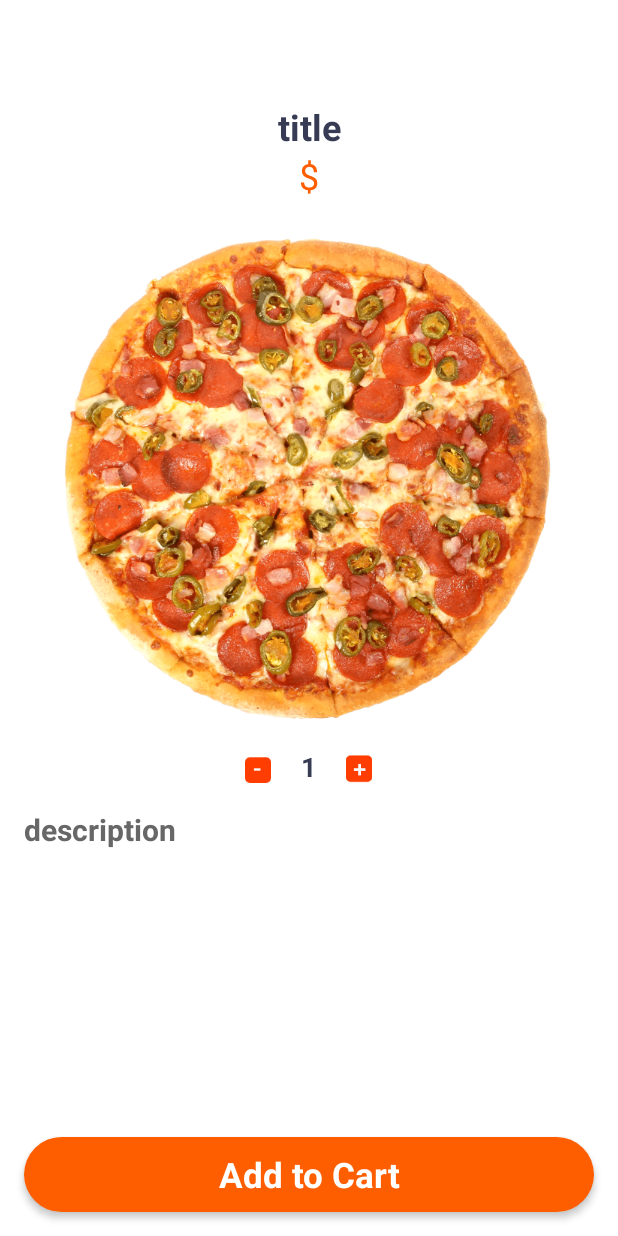
After one commit to George-Bac/food-delivery, an Android app: the layout activity_details.xml on its own in the app's theme, with its tools: preview values and no code run, on a phone screen of 412 x 824 dp. The commit adds this screen. Run offline under Robolectric (Android 15) with nearby library versions, the phone set to English and light mode, and no system bars.

Commit message:
Create layout for the details page

```diff
--- a/app/src/main/AndroidManifest.xml
+++ b/app/src/main/AndroidManifest.xml
@@ -12,6 +12,13 @@
     android:supportsRtl="true"
     android:theme="@style/Theme.FoodDelivery"
     tools:targetApi="31">
+    <activity
+      android:name=".DetailsActivity"
+      android:exported="false">
+      <meta-data
+        android:name="android.app.lib_name"
+        android:value="" />
+    </activity>
     <activity
       android:name=".activity.MainActivity"
       android:exported="false">
--- /dev/null
+++ b/app/src/main/java/com/endava/fooddelivery/activity/DetailsActivity.java
@@ -0,0 +1,16 @@
+package com.endava.fooddelivery.activity;
+
+import androidx.appcompat.app.AppCompatActivity;
+
+import android.os.Bundle;
+
+import com.endava.fooddelivery.R;
+
+public class DetailsActivity extends AppCompatActivity {
+
+   @Override
+   protected void onCreate(Bundle savedInstanceState) {
+      super.onCreate(savedInstanceState);
+      setContentView(R.layout.activity_details);
+   }
+}
--- /dev/null
+++ b/app/src/main/res/layout/activity_details.xml
@@ -0,0 +1,104 @@
+<?xml version="1.0" encoding="utf-8"?>
+<androidx.constraintlayout.widget.ConstraintLayout xmlns:android="http://schemas.android.com/apk/res/android"
+  xmlns:app="http://schemas.android.com/apk/res-auto"
+  xmlns:tools="http://schemas.android.com/tools"
+  android:layout_width="match_parent"
+  android:layout_height="match_parent"
+  tools:context=".activity.DetailsActivity">
+
+  <ScrollView
+    android:id="@+id/scrollView2"
+    android:layout_width="match_parent"
+    android:layout_height="match_parent">
+
+    <LinearLayout
+      android:layout_width="match_parent"
+      android:layout_height="wrap_content"
+      android:orientation="vertical">
+
+      <TextView
+        android:id="@+id/textView9"
+        android:layout_width="match_parent"
+        android:layout_height="wrap_content"
+        android:layout_marginTop="68dp"
+        android:text="title"
+        android:textAlignment="center"
+        android:textColor="@color/dark_indigo"
+        android:textSize="24sp"
+        android:textStyle="bold" />
+
+      <TextView
+        android:id="@+id/priceText"
+        android:layout_width="match_parent"
+        android:layout_height="wrap_content"
+        android:text="$"
+        android:textAlignment="center"
+        android:textColor="@color/orange"
+        android:textSize="24sp" />
+
+      <ImageView
+        android:id="@+id/imageView6"
+        android:layout_width="match_parent"
+        android:layout_height="wrap_content"
+        app:srcCompat="@drawable/pizza" />
+
+      <LinearLayout
+        android:layout_width="match_parent"
+        android:layout_height="match_parent"
+        android:gravity="center"
+        android:orientation="horizontal">
+
+        <ImageView
+          android:id="@+id/imageView7"
+          android:layout_width="wrap_content"
+          android:layout_height="22dp"
+          app:srcCompat="@drawable/minus" />
+
+        <TextView
+          android:id="@+id/orderProductQuantity"
+          android:layout_width="wrap_content"
+          android:layout_height="wrap_content"
+          android:layout_marginHorizontal="16dp"
+          android:text="1"
+          android:textAlignment="center"
+          android:textColor="@color/dark_indigo"
+          android:textSize="18sp"
+          android:textStyle="bold" />
+
+        <ImageView
+          android:id="@+id/imageView8"
+          android:layout_width="wrap_content"
+          android:layout_height="22dp"
+          app:srcCompat="@drawable/plus" />
+      </LinearLayout>
+
+      <TextView
+        android:id="@+id/descriptionText"
+        android:layout_width="match_parent"
+        android:layout_height="wrap_content"
+        android:layout_margin="16dp"
+        android:text="description"
+        android:textColor="@color/gray4"
+        android:textSize="20sp"
+        android:textStyle="bold" />
+
+    </LinearLayout>
+  </ScrollView>
+
+  <TextView
+    android:id="@+id/addToCartButton"
+    android:layout_width="0dp"
+    android:layout_height="50dp"
+    android:layout_margin="16dp"
+    android:background="@drawable/orange_button"
+    android:elevation="3dp"
+    android:gravity="center"
+    android:text="Add to Cart"
+    android:textColor="@color/white"
+    android:textSize="23sp"
+    android:textStyle="bold"
+    app:layout_constraintBottom_toBottomOf="parent"
+    app:layout_constraintEnd_toEndOf="parent"
+    app:layout_constraintStart_toStartOf="parent" />
+
+</androidx.constraintlayout.widget.ConstraintLayout>
--- a/app/src/main/res/values/colors.xml
+++ b/app/src/main/res/values/colors.xml
@@ -22,4 +22,5 @@
   <color name="light_pink">#F9E4E4</color>
   <color name="dark_indigo">#373B54</color>
   <color name="orange_red">#FF3D00</color>
+  <color name="gray4">#686767</color>
 </resources>
```
